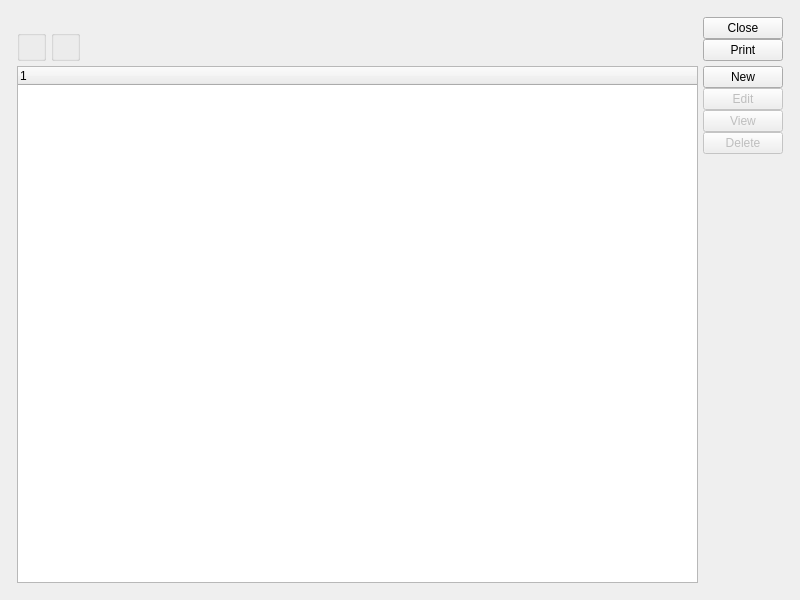
The window that xtuple/trunk/guiclient/opportunityList.ui (WooodHead/xtuple) describes before a commit, drawn with Qt 5.
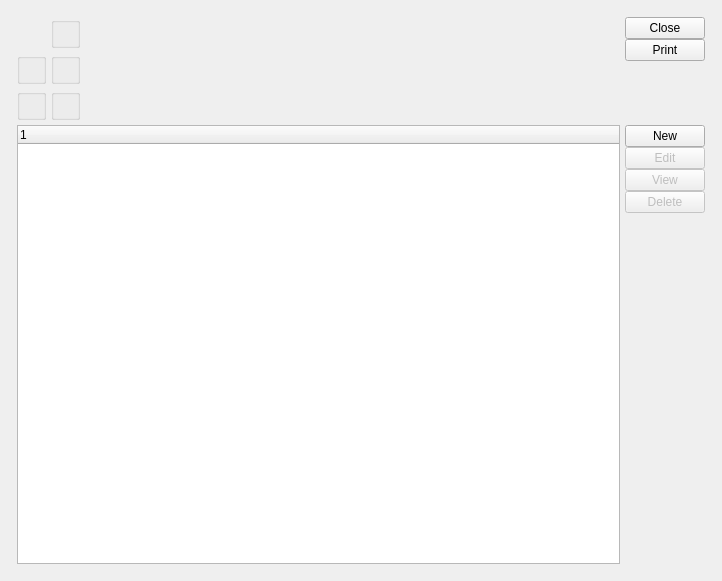
The same window after the commit. Custom widgets are drawn as their Qt base class.

Commit message: Issue #9594:additional filters

The edit to the form file:
```diff
--- a/xtuple/trunk/guiclient/opportunityList.ui
+++ b/xtuple/trunk/guiclient/opportunityList.ui
@@ -7,13 +7,13 @@
 is available at www.xtuple.com/CPAL.  By using this software, you agree
 to be bound by its terms.</comment>
  <class>opportunityList</class>
- <widget class="QWidget" name="opportunityList" >
-  <property name="geometry" >
+ <widget class="QWidget" name="opportunityList">
+  <property name="geometry">
    <rect>
     <x>0</x>
     <y>0</y>
-    <width>800</width>
-    <height>600</height>
+    <width>722</width>
+    <height>581</height>
    </rect>
   </property>
   <property name="windowTitle" >
@@ -32,9 +32,9 @@
          <item row="0" column="0" >
           <widget class="CRMAcctCluster" name="_crmAccount" />
          </item>
-         <item row="1" column="0" >
-          <widget class="ParameterGroup" name="_usr" >
-           <property name="focusPolicy" >
+         <item row="2" column="0">
+          <widget class="ParameterGroup" name="_usr">
+           <property name="focusPolicy">
             <enum>Qt::StrongFocus</enum>
            </property>
            <property name="fixedSize" >
@@ -42,9 +42,9 @@
            </property>
           </widget>
          </item>
-         <item row="1" column="1" >
-          <widget class="QGroupBox" name="_dates" >
-           <property name="title" >
+         <item row="2" column="1">
+          <widget class="QGroupBox" name="_dates">
+           <property name="title">
             <string/>
            </property>
            <layout class="QGridLayout" name="gridLayout" >
@@ -58,6 +58,36 @@
            </layout>
           </widget>
          </item>
+         <item row="0" column="1">
+          <widget class="ParameterGroup" name="_optype">
+           <property name="focusPolicy">
+            <enum>Qt::TabFocus</enum>
+           </property>
+           <property name="type">
+            <enum>ParameterGroup::OpportunityType</enum>
+           </property>
+          </widget>
+         </item>
+         <item row="1" column="0">
+          <widget class="ParameterGroup" name="_opsource">
+           <property name="focusPolicy">
+            <enum>Qt::TabFocus</enum>
+           </property>
+           <property name="type">
+            <enum>ParameterGroup::OpportunitySource</enum>
+           </property>
+          </widget>
+         </item>
+         <item row="1" column="1">
+          <widget class="ParameterGroup" name="_opstage">
+           <property name="focusPolicy">
+            <enum>Qt::TabFocus</enum>
+           </property>
+           <property name="type">
+            <enum>ParameterGroup::OpportunityStage</enum>
+           </property>
+          </widget>
+         </item>
         </layout>
        </item>
        <item>
@@ -201,7 +231,7 @@
    </item>
   </layout>
  </widget>
- <layoutdefault spacing="5" margin="5" />
+ <layoutdefault spacing="5" margin="5"/>
  <customwidgets>
   <customwidget>
    <class>CRMAcctCluster</class>
```
Left out of the diff: 112 changed lines with no effect on the pictures. The commit also changes 1 other file.
